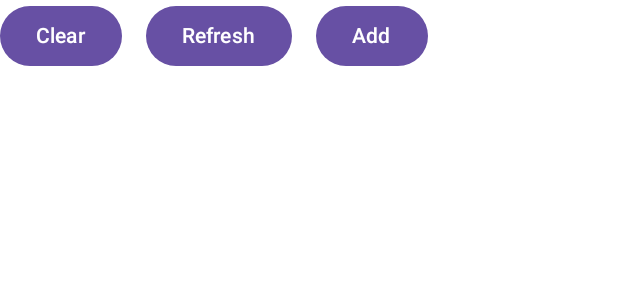
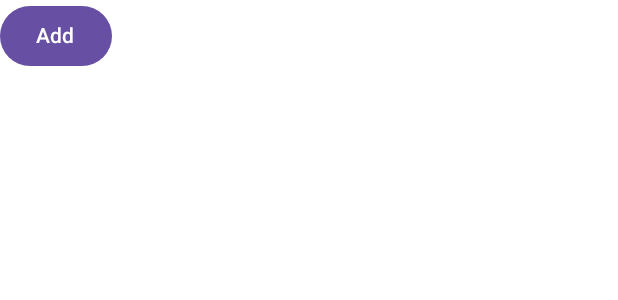
Before and after one commit to korrnel/shoppingList, an Android app built with Jetpack Compose: the @Preview function TopButtons, on a phone screen of 412 x 824 dp. Shown: the top 300 px of the screen. Run offline under Robolectric (Android 15) with nearby library versions, the phone set to English and light mode, and no system bars; our stand-ins replace livedata-compose.

Commit message:
temporary remove buttons

```diff
--- a/app/src/main/java/com/example/shoppingList/screens/ScreenFragments.kt
+++ b/app/src/main/java/com/example/shoppingList/screens/ScreenFragments.kt
@@ -39,7 +39,7 @@ fun TopButtons(viewModel: ShopplingListViewModel) {
 
     Row {
 
-        Button(onClick = {
+        /* Button(onClick = {
             scope.launch {
                 viewModel.clearList()
             }
@@ -50,15 +50,16 @@ fun TopButtons(viewModel: ShopplingListViewModel) {
 
         Button(onClick = {
             scope.launch {
-                viewModel.fetchItems()
+               viewModel.fetchItems()
             }
         }) {
             Text(text = "Refresh")
         }
         Spacer(modifier = Modifier.width(16.dp))
+        */
         Button(onClick = {
             scope.launch {
-                viewModel.editingItemState.value= ShoppingListModelItem(true,"",0,0)
+                 viewModel.editingItemState.value= ShoppingListModelItem(true,"",0,0)
             }
         }) {
             Text(text = "Add")
```
